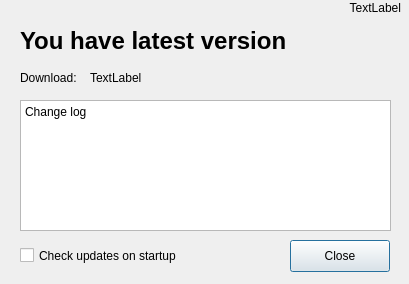
First picture: the form in launcher/updatedialog_moc.ui, repository vcmi/vcmi, before the edit.
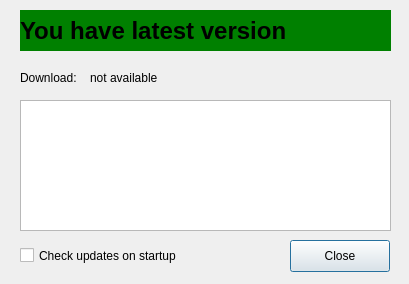
Second picture: the form after the edit.

Commit message: All necessary functionality work

Patch:
```diff
--- a/launcher/updatedialog_moc.ui
+++ b/launcher/updatedialog_moc.ui
@@ -30,7 +30,7 @@
    <property name="geometry">
     <rect>
      <x>20</x>
-     <y>20</y>
+     <y>10</y>
      <width>371</width>
      <height>41</height>
     </rect>
@@ -42,7 +42,10 @@
     </font>
    </property>
    <property name="autoFillBackground">
-    <bool>true</bool>
+    <bool>false</bool>
+   </property>
+   <property name="styleSheet">
+    <string notr="true">QLabel {background-color: green; color : black} </string>
    </property>
    <property name="frameShadow">
     <enum>QFrame::Raised</enum>
@@ -51,22 +54,6 @@
     <string>You have latest version</string>
    </property>
   </widget>
-  <widget class="QLabel" name="currentVersion">
-   <property name="geometry">
-    <rect>
-     <x>240</x>
-     <y>0</y>
-     <width>161</width>
-     <height>16</height>
-    </rect>
-   </property>
-   <property name="text">
-    <string>TextLabel</string>
-   </property>
-   <property name="alignment">
-    <set>Qt::AlignRight|Qt::AlignTrailing|Qt::AlignVCenter</set>
-   </property>
-  </widget>
   <widget class="QPlainTextEdit" name="plainTextEdit">
    <property name="geometry">
     <rect>
@@ -80,7 +67,8 @@
     <bool>true</bool>
    </property>
    <property name="plainText">
-    <string>Change log</string>
+    <string>
+</string>
    </property>
   </widget>
   <widget class="QLabel" name="downloadLabel">
@@ -106,7 +94,7 @@
     </rect>
    </property>
    <property name="text">
-    <string>TextLabel</string>
+    <string>not available</string>
    </property>
    <property name="openExternalLinks">
     <bool>true</bool>
```
Left out of the diff: 2 changed lines with no effect on the pictures. The commit also changes 2 other files.
